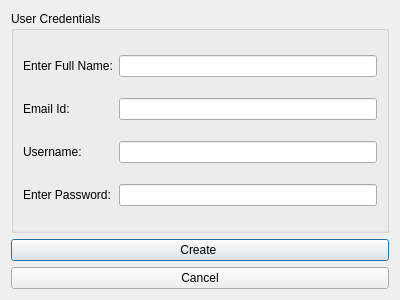
Old version of the form System_log/create.ui in the repository Vaibhav0x/TransVox.
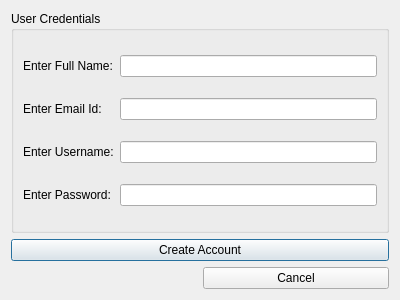
New version of the form.

The edit to the form file:
```diff
--- a/System_log/create.ui
+++ b/System_log/create.ui
@@ -10,11 +10,43 @@
     <height>300</height>
    </rect>
   </property>
+  <property name="sizePolicy">
+   <sizepolicy hsizetype="Fixed" vsizetype="Fixed">
+    <horstretch>0</horstretch>
+    <verstretch>0</verstretch>
+   </sizepolicy>
+  </property>
+  <property name="minimumSize">
+   <size>
+    <width>400</width>
+    <height>300</height>
+   </size>
+  </property>
+  <property name="maximumSize">
+   <size>
+    <width>400</width>
+    <height>300</height>
+   </size>
+  </property>
   <property name="windowTitle">
    <string>Dialog</string>
   </property>
-  <layout class="QVBoxLayout" name="verticalLayout">
-   <item>
+  <layout class="QGridLayout" name="gridLayout">
+   <item row="1" column="0" colspan="2">
+    <widget class="QPushButton" name="create_acc_btn">
+     <property name="text">
+      <string>Create Account</string>
+     </property>
+    </widget>
+   </item>
+   <item row="2" column="1">
+    <widget class="QPushButton" name="cancel_btn">
+     <property name="text">
+      <string>Cancel</string>
+     </property>
+    </widget>
+   </item>
+   <item row="0" column="0" colspan="2">
     <widget class="QGroupBox" name="groupBox">
      <property name="title">
       <string>User Credentials</string>
@@ -33,7 +65,7 @@
       <item row="1" column="0">
        <widget class="QLabel" name="label2">
         <property name="text">
-         <string>Email Id:</string>
+         <string>Enter Email Id:</string>
         </property>
        </widget>
       </item>
@@ -43,7 +75,7 @@
       <item row="2" column="0">
        <widget class="QLabel" name="label3">
         <property name="text">
-         <string>Username:</string>
+         <string>Enter Username:</string>
         </property>
        </widget>
       </item>
@@ -63,20 +95,6 @@
      </layout>
     </widget>
    </item>
-   <item>
-    <widget class="QPushButton" name="create_acc_btn">
-     <property name="text">
-      <string>Create </string>
-     </property>
-    </widget>
-   </item>
-   <item>
-    <widget class="QPushButton" name="cancel_btn">
-     <property name="text">
-      <string>Cancel</string>
-     </property>
-    </widget>
-   </item>
   </layout>
  </widget>
  <resources/>
```
